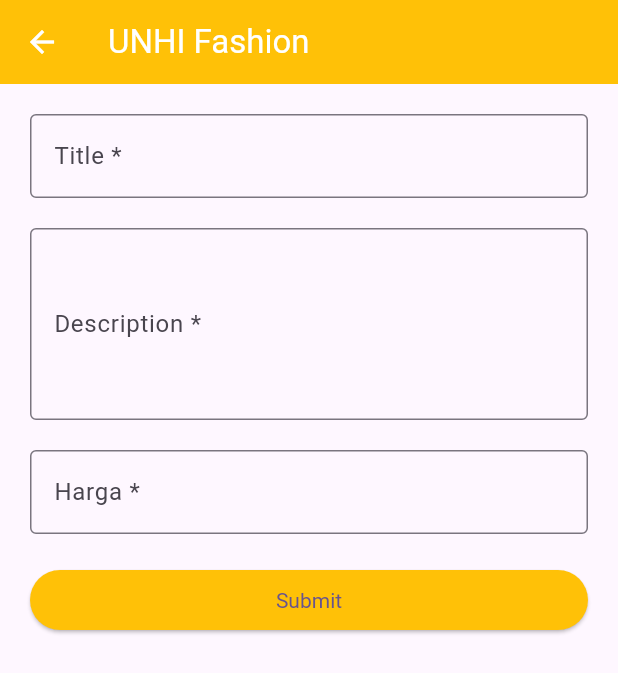
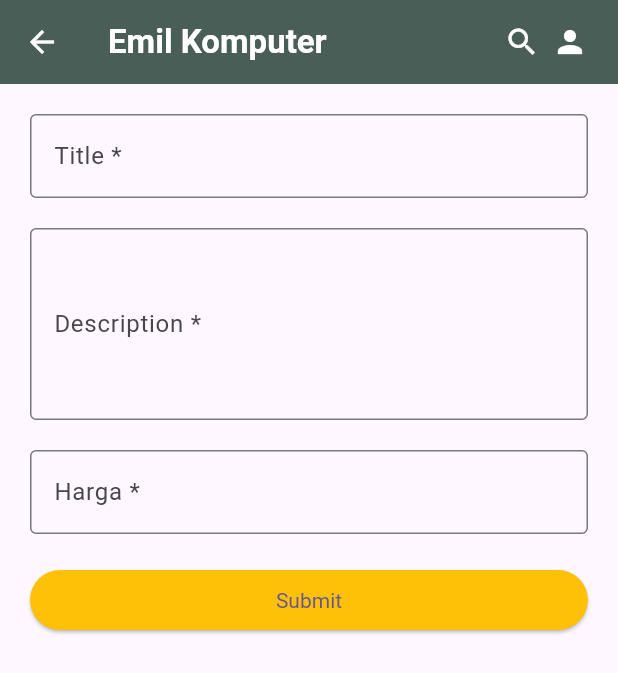
Before and after one commit to wahyu608/flutter-computer, a Flutter app: the screen it shows after launch, after a tap on the "add" icon, on a phone screen of 412 x 824 dp. Shown: the top 673 px of the screen. Run offline on Flutter 3.47's test engine with Material 3 defaults, Android fonts, the phone set to English and light mode, and no system bars; network calls fail.

Commit message:
feat: memperbaiki appbar warna, judul, icon

```diff
--- /dev/null
+++ b/lib/pages/components/appbar_component.dart
@@ -0,0 +1,34 @@
+import 'package:flutter/material.dart';
+import 'package:my_app/constant/color.dart';
+
+class AppBarComponent extends StatelessWidget implements PreferredSizeWidget {
+  const AppBarComponent({Key? key}) : super(key: key);
+
+  @override
+  Widget build(BuildContext context) {
+    return AppBar(
+    iconTheme: IconThemeData(color: const Color.fromARGB(255, 255, 255, 255)),
+        title: Text("Emil Komputer",
+            style: TextStyle(color: Colors.white, fontWeight: FontWeight.bold)),
+        actions: [
+          Icon(
+            Icons.search,
+            color: Colors.white,
+          ),
+          SizedBox(
+            width: 8,
+          ),
+          Icon(
+            Icons.person,
+            color: Colors.white,
+          ),
+          SizedBox(
+            width: 20,
+          )
+        ],
+        backgroundColor: Color(grayColor));
+  }
+
+  @override
+  Size get preferredSize => const Size.fromHeight(kToolbarHeight);
+}
--- a/lib/pages/components/card_component.dart
+++ b/lib/pages/components/card_component.dart
@@ -98,7 +98,7 @@ class CardComponent extends StatelessWidget {
                                         Colors.grey.shade300)),
                                 icon: const Icon(Icons.shopping_basket),
                                 label: Text(
-                                  "13 Terjual",
+                                  "- Terjual",
                                   style: TextStyle(
                                       color: Colors.grey.shade300,
                                       fontWeight: FontWeight.bold),
--- a/lib/pages/components/components.dart
+++ b/lib/pages/components/components.dart
@@ -1 +1,2 @@
 export 'card_component.dart';
+export 'appbar_component.dart';
--- a/lib/pages/create_page.dart
+++ b/lib/pages/create_page.dart
@@ -1,6 +1,7 @@
 import 'dart:convert';
 import 'package:flutter/material.dart';
 import 'package:http/http.dart' as http;
+import 'package:my_app/pages/components/appbar_component.dart';
 
 class CreatePage extends StatefulWidget {
   const CreatePage({Key? key}) : super(key: key);
@@ -82,11 +83,7 @@ class _CreatePageState extends State<CreatePage> {
   @override
   Widget build(BuildContext context) {
     return Scaffold(
-      appBar: AppBar(
-        backgroundColor: Colors.amber,
-        foregroundColor: Colors.white,
-        title: const Text('UNHI Fashion'),
-      ),
+      appBar: const AppBarComponent(),
       body: SingleChildScrollView(
         padding: const EdgeInsets.all(20.0),
         child: Form(
--- a/lib/pages/detail_page.dart
+++ b/lib/pages/detail_page.dart
@@ -1,5 +1,6 @@
 import 'package:flutter/material.dart';
 import 'package:my_app/model/product.dart';
+import 'package:my_app/pages/components/appbar_component.dart';
 
 class DetailPage extends StatefulWidget {
   const DetailPage({Key? key, required this.product}) : super(key: key);
@@ -14,11 +15,7 @@ class _DetailPageState extends State<DetailPage> {
   @override
   Widget build(BuildContext context) {
     return Scaffold(
-      appBar: AppBar(
-        backgroundColor: Colors.amber,
-        foregroundColor: Colors.white,
-        title: Text('Detail'),
-      ),
+   appBar: const AppBarComponent(),
       body: Padding(
         padding: EdgeInsets.all(16.0),
         child: Column(
--- a/lib/pages/list_page.dart
+++ b/lib/pages/list_page.dart
@@ -52,11 +52,7 @@ class _ListPageState extends State<ListPage> {
   @override
   Widget build(BuildContext context) {
     return Scaffold(
-      appBar: AppBar(
-        backgroundColor: const Color(grayColor),
-        foregroundColor: Colors.white,
-        title: const Text("Emil Computer"),
-      ),
+      appBar: const AppBarComponent(),
       body: RefreshIndicator(
           onRefresh: refetchData,
           child: FutureBuilder<List<Product>>(
@@ -87,8 +83,8 @@ class _ListPageState extends State<ListPage> {
           Navigator.of(context).push(
               MaterialPageRoute(builder: (context) => const CreatePage()));
         },
-        child: const Icon(Icons.add),
-        backgroundColor: Color.fromARGB(255, 255, 214, 9),
+        backgroundColor: const Color(grayColor),
+        child: const Icon(Icons.add, color: Colors.white,),
       ),
     );
   }
```
